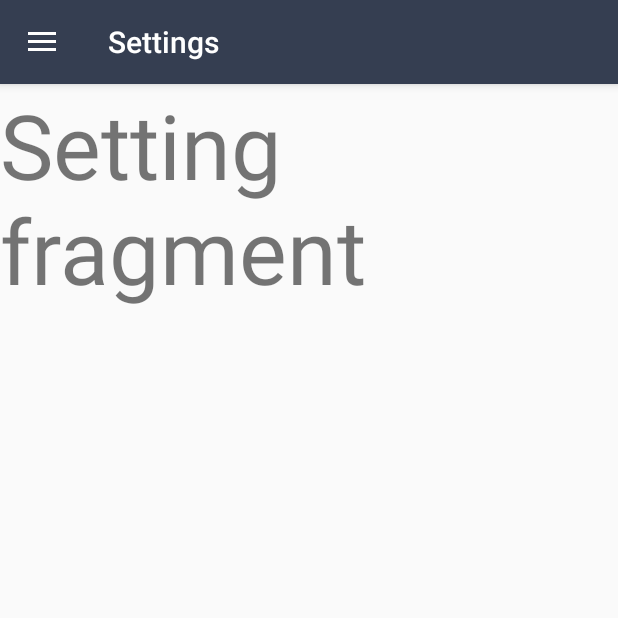
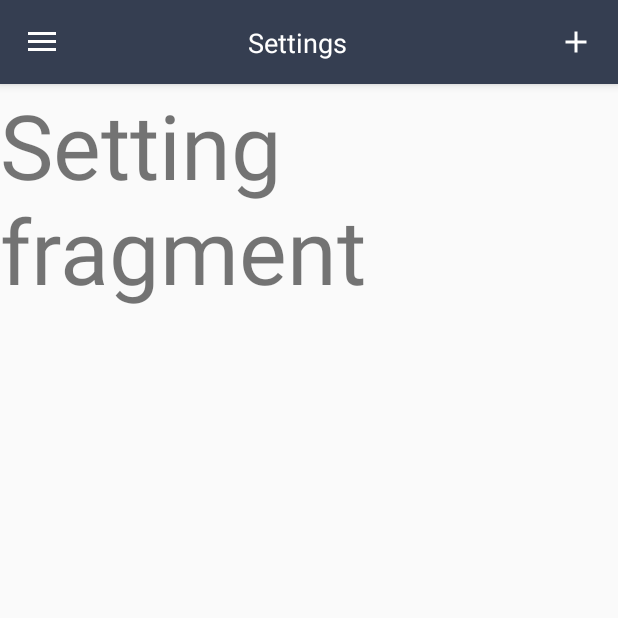
Before and after one commit to boarderYuki/Todo, an Android app: the MainActivity screen opened directly, with no data from a screen before it, in the side drawer, after a tap on "Settings", on a phone screen of 412 x 824 dp, the top half of it. Run offline under Robolectric (Android 15) with nearby library versions, the phone set to English and light mode, and no system bars; libraries missing offline, so code that uses them is left out: es.dmoral.toasty; 2 statements that could not run were skipped.

Commit message:
커스텀 바

```diff
--- a/app/src/main/java/io/indexpath/todo/MainActivity.kt
+++ b/app/src/main/java/io/indexpath/todo/MainActivity.kt
@@ -5,10 +5,12 @@ import android.os.Bundle
 import android.support.design.widget.NavigationView
 import android.support.v4.app.Fragment
 import android.support.v4.widget.DrawerLayout
+import android.support.v7.app.ActionBar
 import android.support.v7.app.ActionBarDrawerToggle
 import android.support.v7.app.AppCompatActivity
 import android.util.Log
 import android.view.MenuItem
+import android.widget.TextView
 import android.widget.Toast
 import es.dmoral.toasty.Toasty
 import io.indexpath.todo.fragment.Event
@@ -48,6 +50,14 @@ class MainActivity : AppCompatActivity() {
 
         val headerView = nv.getHeaderView(0)
         headerView.headerId.text = loginId
+
+        try {
+            supportActionBar!!.displayOptions = ActionBar.DISPLAY_SHOW_CUSTOM
+            supportActionBar!!.setCustomView(R.layout.custom_bar_main)
+            supportActionBar!!.setDisplayHomeAsUpEnabled(true)
+        } catch (e: Exception) {
+            println(e.message)
+        }
 
     }
 
@@ -91,7 +101,8 @@ class MainActivity : AppCompatActivity() {
         val fragmentManager = supportFragmentManager
         fragmentManager.beginTransaction().replace(R.id.flcontent, myFragment).commit()
         menuItem.isChecked = true
-        title = menuItem.title
+        //title = menuItem.title
+        findViewById<TextView>(R.id.customTitle).setText(menuItem.title)
         mDrawerLayout!!.closeDrawers()
     }
 
--- a/app/src/main/java/io/indexpath/todo/fragment/TodoListFragment.kt
+++ b/app/src/main/java/io/indexpath/todo/fragment/TodoListFragment.kt
@@ -31,6 +31,10 @@ class TodoListFragment : Fragment() {
     private var param1: String? = null
     private var param2: String? = null
     private var listener: OnFragmentInteractionListener? = null
+
+    //private lateinit var adapter: TodoAdapter
+    //private var todoRealmManager = TodoRealmManager()
+    //private var userTodo: RealmResults<TodoDTO>? = null
 
     override fun onCreate(savedInstanceState: Bundle?) {
         super.onCreate(savedInstanceState)
--- /dev/null
+++ b/app/src/main/res/drawable/ico_add.xml
@@ -0,0 +1,5 @@
+<vector android:height="24dp" android:tint="#FFFFFF"
+    android:viewportHeight="24.0" android:viewportWidth="24.0"
+    android:width="24dp" xmlns:android="http://schemas.android.com/apk/res/android">
+    <path android:fillColor="#FF000000" android:pathData="M19,13h-6v6h-2v-6H5v-2h6V5h2v6h6v2z"/>
+</vector>
--- a/app/src/main/res/layout/custom_bar.xml
+++ /dev/null
@@ -1,15 +0,0 @@
-<?xml version="1.0" encoding="utf-8"?>
-<LinearLayout xmlns:android="http://schemas.android.com/apk/res/android"
-    android:layout_width="match_parent"
-    android:layout_height="@android:dimen/thumbnail_width"
-    android:orientation="vertical">
-
-    <TextView
-        android:layout_width="wrap_content"
-        android:layout_height="wrap_content"
-        android:layout_gravity="center"
-        android:text="MEMBER LOGIN"
-        android:textColor="#ffffff"
-        android:textSize="22sp" />
-
-</LinearLayout>
--- /dev/null
+++ b/app/src/main/res/layout/custom_bar_main.xml
@@ -0,0 +1,35 @@
+<?xml version="1.0" encoding="utf-8"?>
+<android.support.constraint.ConstraintLayout xmlns:android="http://schemas.android.com/apk/res/android"
+    xmlns:app="http://schemas.android.com/apk/res-auto"
+    xmlns:tools="http://schemas.android.com/tools"
+    android:id="@+id/linearLayout"
+    android:layout_width="match_parent"
+    android:layout_height="match_parent">
+
+    <TextView
+        android:id="@+id/customTitle"
+        android:layout_width="wrap_content"
+        android:layout_height="wrap_content"
+        android:layout_marginEnd="72dp"
+        android:text="To do"
+        android:textAlignment="center"
+        android:textColor="#ffffff"
+        android:textSize="18sp"
+        app:layout_constraintBottom_toBottomOf="parent"
+        app:layout_constraintEnd_toEndOf="parent"
+        app:layout_constraintStart_toStartOf="parent"
+        app:layout_constraintTop_toTopOf="parent" />
+
+    <ImageButton
+        android:id="@+id/imageButton"
+        android:layout_width="wrap_content"
+        android:layout_height="wrap_content"
+        android:background="@color/actionBarPrimary"
+        app:layout_constraintBottom_toBottomOf="parent"
+        app:layout_constraintEnd_toEndOf="parent"
+        app:layout_constraintHorizontal_bias="1.0"
+        app:layout_constraintStart_toStartOf="parent"
+        app:layout_constraintTop_toTopOf="parent"
+        app:srcCompat="@drawable/ico_add" />
+
+</android.support.constraint.ConstraintLayout>
--- a/app/src/main/res/layout/fragment_todolist.xml
+++ b/app/src/main/res/layout/fragment_todolist.xml
@@ -12,7 +12,6 @@
     <android.support.v7.widget.RecyclerView
         android:id="@+id/recyclerView"
         android:layout_width="match_parent"
-        android:layout_height="match_parent"
-        android:background="@color/colorPrimaryDark" />
+        android:layout_height="match_parent" />
 
 </FrameLayout>
```
